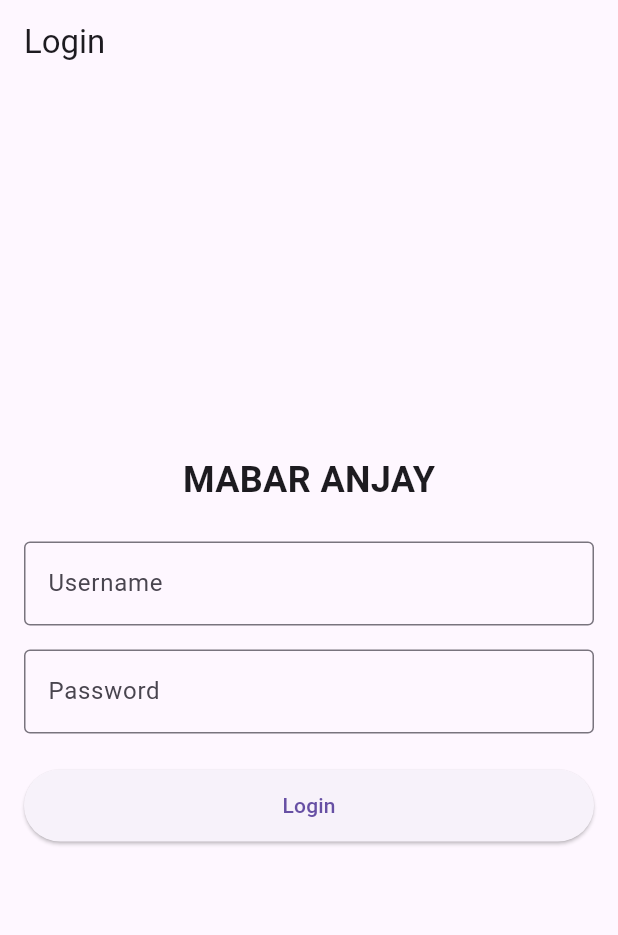
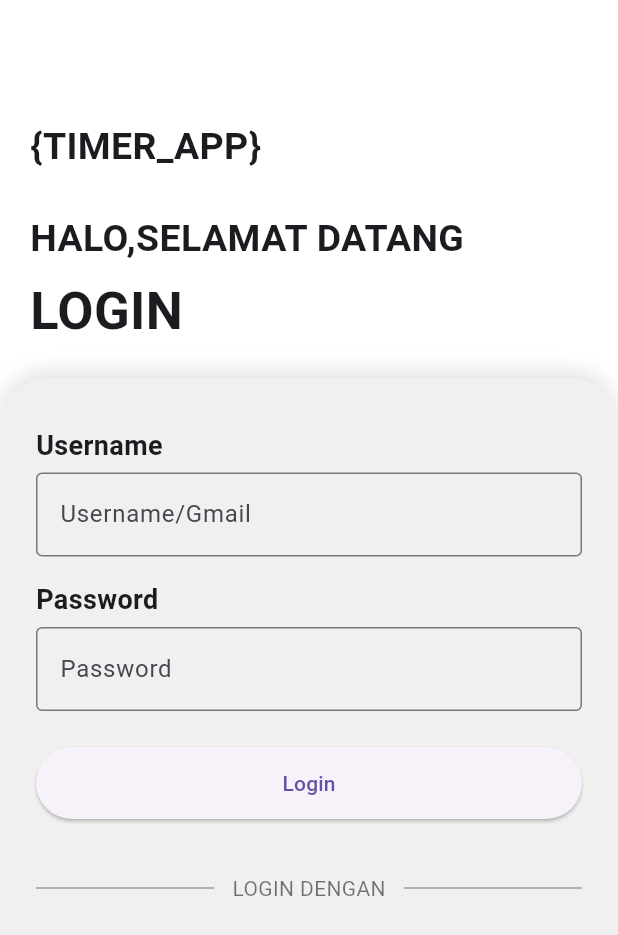
Before and after one commit to UserHan9/PomodoroApp_Front, a Flutter app: the screen it shows after launch, on a phone screen of 412 x 824 dp. Shown: the top 935 px of the screen. Run offline on Flutter 3.47's test engine with Material 3 defaults, Android fonts, the phone set to English and light mode, and no system bars; our stand-ins replace shared_preferences.

Commit message:
feat:login form

```diff
--- a/lib/screens/login_screen.dart
+++ b/lib/screens/login_screen.dart
@@ -54,35 +54,101 @@ class _LoginScreenState extends State<LoginScreen> {
 @override
 Widget build(BuildContext context) {
   return Scaffold(
-    appBar: AppBar(title: const Text("Login")),
-    body: Center(
+    backgroundColor: Colors.white,
+    body: Column(
+      children: [
+        const SizedBox(height: 80),
+
+       const Align(
+        alignment: Alignment.centerLeft,
+        child: Padding(
+          padding: EdgeInsets.only(left: 20),
+          child:
+          Text("{TIMER_APP}",style:
+          TextStyle(
+            fontSize: 25,
+            fontWeight: FontWeight.bold
+          ),),
+          ),
+       ),
+
+       const SizedBox(height: 25),
+       const Align(
+        alignment: Alignment.centerLeft,
+        child: Padding(
+          padding: EdgeInsets.only(left: 20),
+          child:
+          Text("HALO,SELAMAT DATANG",style:
+          TextStyle(
+            fontSize: 25,
+            fontWeight: FontWeight.bold
+          ),),
+          ),
+       ),
+
+        const SizedBox(height: 5),
+
+       const Align(
+        alignment: Alignment.centerLeft,
+        child: Padding(
+          padding: EdgeInsets.only(left: 20),
+          child:
+          Text("LOGIN",style:
+          TextStyle(
+            fontSize: 35,
+            fontWeight: FontWeight.bold
+          ),),
+          ),
+       ),
+
+        const SizedBox(height: 20),
+
+        // 🟢 Container form login
+        Expanded(
+          child: Container(
+            margin: const EdgeInsets.only(
+              left: 0,
+              right: 0,
+              bottom: 0,
+            ),
+            padding: const EdgeInsets.symmetric(
+              horizontal: 24,
+              vertical: 32,
+            ),
+            decoration: BoxDecoration(
+              color: const Color(0xFFF0F0F0),
+              borderRadius: const BorderRadius.only(
+                topLeft: Radius.circular(32),
+                topRight: Radius.circular(32),
+              ),
+             boxShadow: [
+                BoxShadow(
+                  color: Colors.black12,
+                  blurRadius: 12,
+                  offset: Offset(0, -4),
+                ),
+              ],
+            ),
             child: SingleChildScrollView(
-        padding: const EdgeInsets.all(16),
               child: Form(
                 child: Column(
-            mainAxisSize: MainAxisSize.min,
+                  crossAxisAlignment: CrossAxisAlignment.start,
                   children: [
-              const Text(
-                "MABAR ANJAY",
-                style: TextStyle(fontSize: 24, fontWeight: FontWeight.bold),
-              ),
-              const SizedBox(height: 24),
-
+                    const Text("Username", style: TextStyle(fontSize: 18, fontWeight: FontWeight.bold)),
+                    const SizedBox(height: 5),
                     TextFormField(
                       controller: usernameController,
                       decoration: const InputDecoration(
-                  labelText: "Username",
+                        labelText: "Username/Gmail",
                         border: OutlineInputBorder(),
                       ),
-                validator: (value) {
-                  if (value == null || value.isEmpty) {
-                    return 'Username tidak boleh kosong';
-                  }
-                  return null;
-                },
+                      validator: (value) =>
+                          (value == null || value.isEmpty) ? 'Username tidak boleh kosong' : null,
                     ),
                     const SizedBox(height: 16),
 
+                    const Text("Password", style: TextStyle(fontSize: 18, fontWeight: FontWeight.bold)),
+                    const SizedBox(height: 5),
                     TextFormField(
                       controller: passwordController,
                       obscureText: true,
@@ -90,23 +156,22 @@ Widget build(BuildContext context) {
                         labelText: "Password",
                         border: OutlineInputBorder(),
                       ),
-                validator: (value) {
-                  if (value == null || value.isEmpty) {
-                    return 'Password tidak boleh kosong';
-                  }
-                  return null;
-                },
+                      validator: (value) =>
+                          (value == null || value.isEmpty) ? 'Password tidak boleh kosong' : null,
                     ),
                     const SizedBox(height: 24),
 
                     isLoading
-                  ? const CircularProgressIndicator()
-                  : ElevatedButton(
+                        ? const Center(child: CircularProgressIndicator())
+                        : SizedBox(
+                            width: double.infinity,
+                            child: ElevatedButton(
                               onPressed: login,
                               style: ElevatedButton.styleFrom(
-                        minimumSize: const Size.fromHeight(48)
+                                minimumSize: const Size.fromHeight(48),
                               ),
                               child: const Text("Login"),
+                            ),
                           ),
                     const SizedBox(height: 16),
 
@@ -115,11 +180,30 @@ Widget build(BuildContext context) {
                         error,
                         style: const TextStyle(color: Colors.red),
                       ),
+
+                    const SizedBox(height: 20),
+                    const Row(
+                      children: [
+                        Expanded(child: Divider(thickness: 1, color: Colors.grey)),
+                        Padding(
+                          padding: EdgeInsets.symmetric(horizontal: 12),
+                          child: Text(
+                            "LOGIN DENGAN",
+                            style: TextStyle(color: Colors.black54),
+                          ),
+                        ),
+                        Expanded(child: Divider(thickness: 1, color: Colors.grey)),
+                      ],
+                    ),
+                    const SizedBox(height: 20),
                   ],
                 ),
               ),
             ),
           ),
+        ),
+      ],
+    ),
   );
 }
 }
```
Lines whose indentation alone changed are shown as unchanged.
